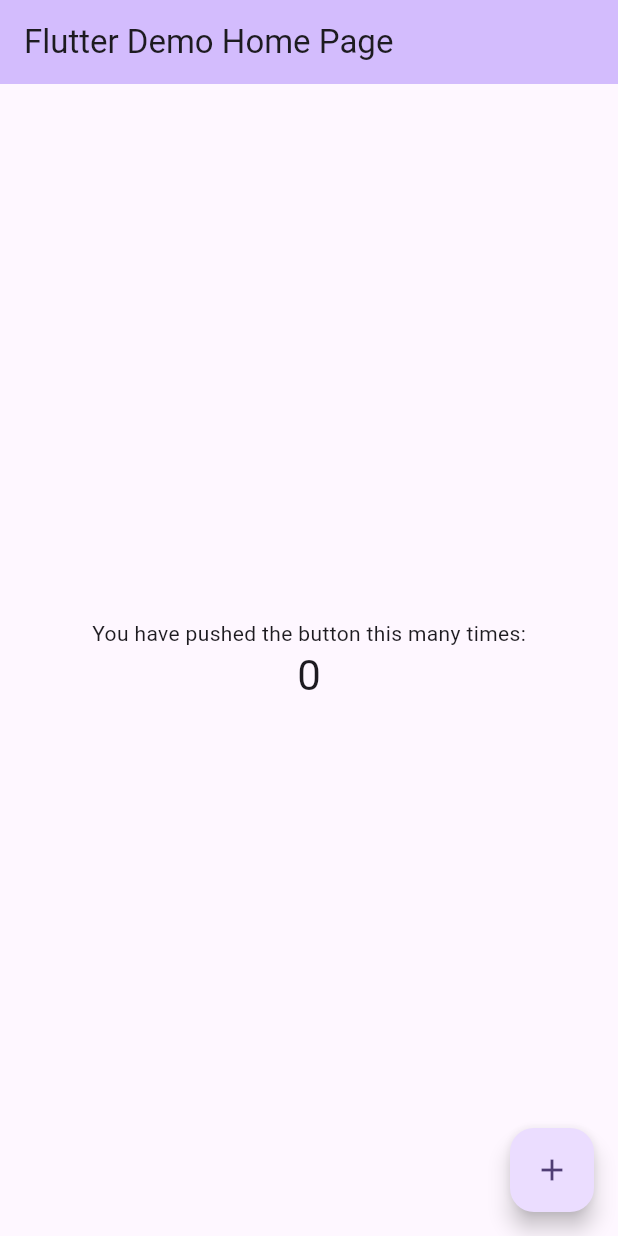
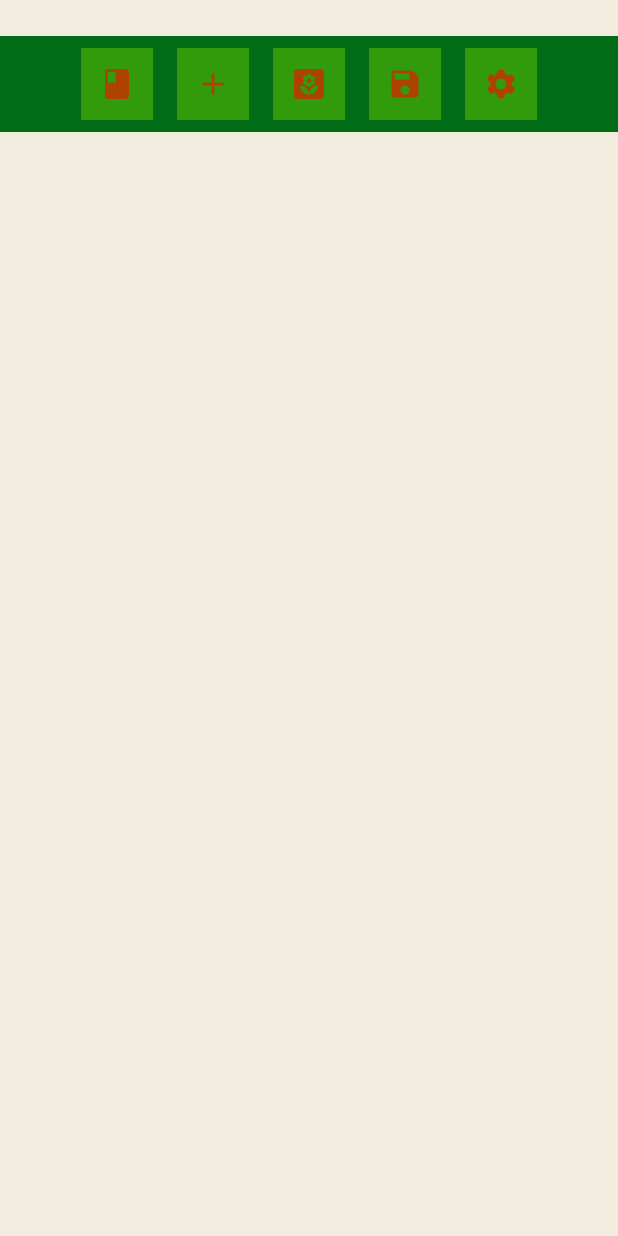
Before and after one commit to Nordanir/gumba, a Flutter app: the screen it shows after launch, on a phone screen of 412 x 824 dp. Run offline on Flutter 3.47's test engine with Material 3 defaults, Android fonts, the phone set to English and light mode, and no system bars; our stand-ins replace logger.

Commit message:
added appbar

```diff
--- /dev/null
+++ b/lib/logger.dart
@@ -0,0 +1,5 @@
+import 'package:logger/logger.dart';
+
+final logger = Logger(
+  printer: PrettyPrinter(),
+);
--- a/lib/main.dart
+++ b/lib/main.dart
@@ -1,4 +1,7 @@
 import 'package:flutter/material.dart';
+import 'package:gumba/style.dart';
+import 'package:gumba/widget_text.dart';
+import 'package:gumba/widgets/appbar.dart';
 
 void main() {
   runApp(const MyApp());
@@ -7,29 +10,13 @@ void main() {
 class MyApp extends StatelessWidget {
   const MyApp({super.key});
 
-  // This widget is the root of your application.
+
   @override
   Widget build(BuildContext context) {
     return MaterialApp(
-      title: 'Flutter Demo',
-      theme: ThemeData(
-        // This is the theme of your application.
-        //
-        // TRY THIS: Try running your application with "flutter run". You'll see
-        // the application has a purple toolbar. Then, without quitting the app,
-        // try changing the seedColor in the colorScheme below to Colors.green
-        // and then invoke "hot reload" (save your changes or press the "hot
-        // reload" button in a Flutter-supported IDE, or press "r" if you used
-        // the command line to start the app).
-        //
-        // Notice that the counter didn't reset back to zero; the application
-        // state is not lost during the reload. To reset the state, use hot
-        // restart instead.
-        //
-        // This works for code too, not just values: Most code changes can be
-        // tested with just a hot reload.
-        colorScheme: .fromSeed(seedColor: Colors.deepPurple),
-      ),
+      title: appTitle,
+      debugShowCheckedModeBanner: false,
+      theme: fairyGumba,
       home: const MyHomePage(title: 'Flutter Demo Home Page'),
     );
   }
@@ -37,16 +24,6 @@ class MyApp extends StatelessWidget {
 
 class MyHomePage extends StatefulWidget {
   const MyHomePage({super.key, required this.title});
-
-  // This widget is the home page of your application. It is stateful, meaning
-  // that it has a State object (defined below) that contains fields that affect
-  // how it looks.
-
-  // This class is the configuration for the state. It holds the values (in this
-  // case the title) provided by the parent (in this case the App widget) and
-  // used by the build method of the State. Fields in a Widget subclass are
-  // always marked "final".
-
   final String title;
 
   @override
@@ -54,69 +31,11 @@ class MyHomePage extends StatefulWidget {
 }
 
 class _MyHomePageState extends State<MyHomePage> {
-  int _counter = 0;
-
-  void _incrementCounter() {
-    setState(() {
-      // This call to setState tells the Flutter framework that something has
-      // changed in this State, which causes it to rerun the build method below
-      // so that the display can reflect the updated values. If we changed
-      // _counter without calling setState(), then the build method would not be
-      // called again, and so nothing would appear to happen.
-      _counter++;
-    });
-  }
 
   @override
   Widget build(BuildContext context) {
-    // This method is rerun every time setState is called, for instance as done
-    // by the _incrementCounter method above.
-    //
-    // The Flutter framework has been optimized to make rerunning build methods
-    // fast, so that you can just rebuild anything that needs updating rather
-    // than having to individually change instances of widgets.
     return Scaffold(
-      appBar: AppBar(
-        // TRY THIS: Try changing the color here to a specific color (to
-        // Colors.amber, perhaps?) and trigger a hot reload to see the AppBar
-        // change color while the other colors stay the same.
-        backgroundColor: Theme.of(context).colorScheme.inversePrimary,
-        // Here we take the value from the MyHomePage object that was created by
-        // the App.build method, and use it to set our appbar title.
-        title: Text(widget.title),
-      ),
-      body: Center(
-        // Center is a layout widget. It takes a single child and positions it
-        // in the middle of the parent.
-        child: Column(
-          // Column is also a layout widget. It takes a list of children and
-          // arranges them vertically. By default, it sizes itself to fit its
-          // children horizontally, and tries to be as tall as its parent.
-          //
-          // Column has various properties to control how it sizes itself and
-          // how it positions its children. Here we use mainAxisAlignment to
-          // center the children vertically; the main axis here is the vertical
-          // axis because Columns are vertical (the cross axis would be
-          // horizontal).
-          //
-          // TRY THIS: Invoke "debug painting" (choose the "Toggle Debug Paint"
-          // action in the IDE, or press "p" in the console), to see the
-          // wireframe for each widget.
-          mainAxisAlignment: .center,
-          children: [
-            const Text('You have pushed the button this many times:'),
-            Text(
-              '$_counter',
-              style: Theme.of(context).textTheme.headlineMedium,
-            ),
-          ],
-        ),
-      ),
-      floatingActionButton: FloatingActionButton(
-        onPressed: _incrementCounter,
-        tooltip: 'Increment',
-        child: const Icon(Icons.add),
-      ),
+      appBar: GumbaAppBar() ,
     );
   }
 }
--- /dev/null
+++ b/lib/style.dart
@@ -0,0 +1,34 @@
+import 'package:flutter/material.dart';
+
+
+ColorScheme fairyGumbaColorScheme = ColorScheme(
+  brightness: Brightness.light,
+  primary: Color(0xffF2ECDE),
+  onPrimary: Color(0xffAE4202),
+  secondary: Color(0xff036C17),
+  onSecondary: Color(0xff5FCA00),
+  error: Color(0xff036C17),
+  onError: Color(0xffAE4202),
+  surface: Color(0xffF2ECDE),
+  onSurface: Color(0xffAE4202),
+);
+
+ThemeData fairyGumba = ThemeData(
+  colorScheme: fairyGumbaColorScheme,
+);
+
+abstract class AppSpacing{
+  static const double small = 8.0;
+  static const double medium = 16.0;
+  static const double large = 24.0;
+}
+
+abstract class AppBorderRadius{
+  static const double small = 8.0;
+  static const double medium = 16.0;
+  static const double large = 24.0;
+}
+
+abstract class AppDimensions{
+  static const double appBarHeight = 92.0;
+}
--- /dev/null
+++ b/lib/widget_text.dart
@@ -0,0 +1 @@
+String appTitle = 'Gumba';
--- /dev/null
+++ b/lib/widgets/appbar.dart
@@ -0,0 +1,110 @@
+import 'package:flutter/material.dart';
+import 'package:gumba/logger.dart';
+import 'package:gumba/style.dart';
+
+class GumbaAppBar extends StatelessWidget implements PreferredSizeWidget {
+  const GumbaAppBar({super.key});
+
+  @override
+  Widget build(BuildContext context) {
+    return Container(
+      decoration: BoxDecoration(color: Theme.of(context).colorScheme.secondary),
+      margin: EdgeInsets.only(top: AppSpacing.large),
+      child: Row(
+        mainAxisAlignment: MainAxisAlignment.center,
+        children: [
+          GoToLexiconButton(),
+          AddFromDataBaseButton(),
+          GumbaButton(),
+          SavedGumbasButton(),
+          SettingsButton(),
+        ],
+      ),
+    );
+  }
+
+  @override
+  Size get preferredSize => Size.fromHeight(AppDimensions.appBarHeight);
+}
+
+class GoToLexiconButton extends StatelessWidget {
+  const GoToLexiconButton({super.key});
+
+  @override
+  Widget build(BuildContext context) {
+    return const AppBarButton(
+      icon: Icons.book,
+      onPressed: onSettingsButtonPressed,
+    );
+  }
+}
+
+class AddFromDataBaseButton extends StatelessWidget {
+  const AddFromDataBaseButton({super.key});
+
+  @override
+  Widget build(BuildContext context) {
+    return const AppBarButton(
+      icon: Icons.add,
+      onPressed: onSettingsButtonPressed,
+    );
+  }
+}
+
+class GumbaButton extends StatelessWidget {
+  const GumbaButton({super.key});
+
+  @override
+  Widget build(BuildContext context) {
+    return const AppBarButton(
+      icon: Icons.yard,
+      onPressed: onSettingsButtonPressed,
+    );
+  }
+}
+
+class SavedGumbasButton extends StatelessWidget {
+  const SavedGumbasButton({super.key});
+
+  @override
+  Widget build(BuildContext context) {
+    return const AppBarButton(
+      icon: Icons.save,
+      onPressed: onSettingsButtonPressed,
+    );
+  }
+}
+
+class SettingsButton extends StatelessWidget {
+  const SettingsButton({super.key});
+
+  @override
+  Widget build(BuildContext context) {
+    return AppBarButton(
+      icon: Icons.settings,
+      onPressed: onSettingsButtonPressed,
+    );
+  }
+}
+
+class AppBarButton extends StatelessWidget {
+  final IconData icon;
+  final VoidCallback onPressed;
+  const AppBarButton({super.key, required this.icon, required this.onPressed});
+
+  @override
+  Widget build(BuildContext context) {
+    final colors = Theme.of(context).colorScheme;
+    return Container(
+      decoration: BoxDecoration(
+        color: colors.onSecondary.withValues(alpha: .5)
+      ),
+      margin: EdgeInsets.all(AppSpacing.small),
+      child: IconButton(color: colors.onSurface, onPressed: onPressed, icon: Icon(icon)),
+    );
+  }
+}
+
+void onSettingsButtonPressed() {
+  logger.d('Settings button pressed');
+}
--- a/pubspec.yaml
+++ b/pubspec.yaml
@@ -31,9 +31,11 @@ dependencies:
   flutter:
     sdk: flutter
 
+
   # The following adds the Cupertino Icons font to your application.
   # Use with the CupertinoIcons class for iOS style icons.
   cupertino_icons: ^1.0.8
+  logger: ^2.7.0
 
 dev_dependencies:
   flutter_test:
```
Also changed, not shown: pubspec.lock.
